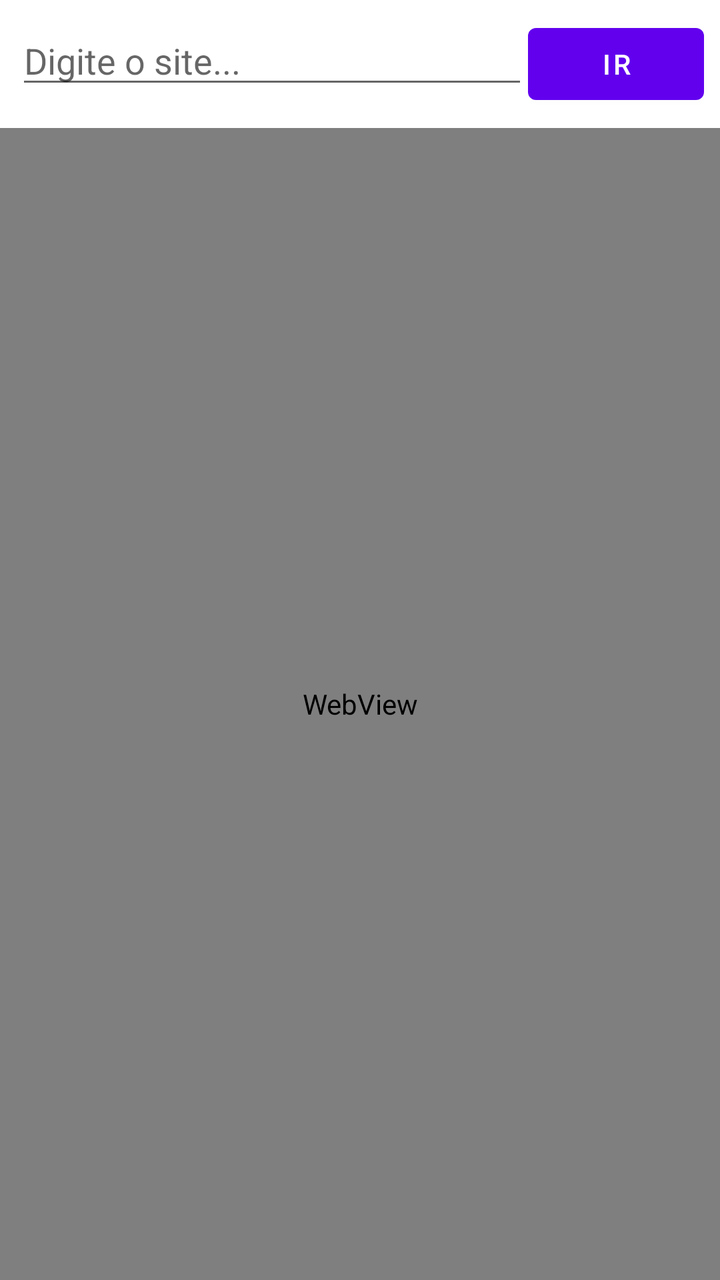
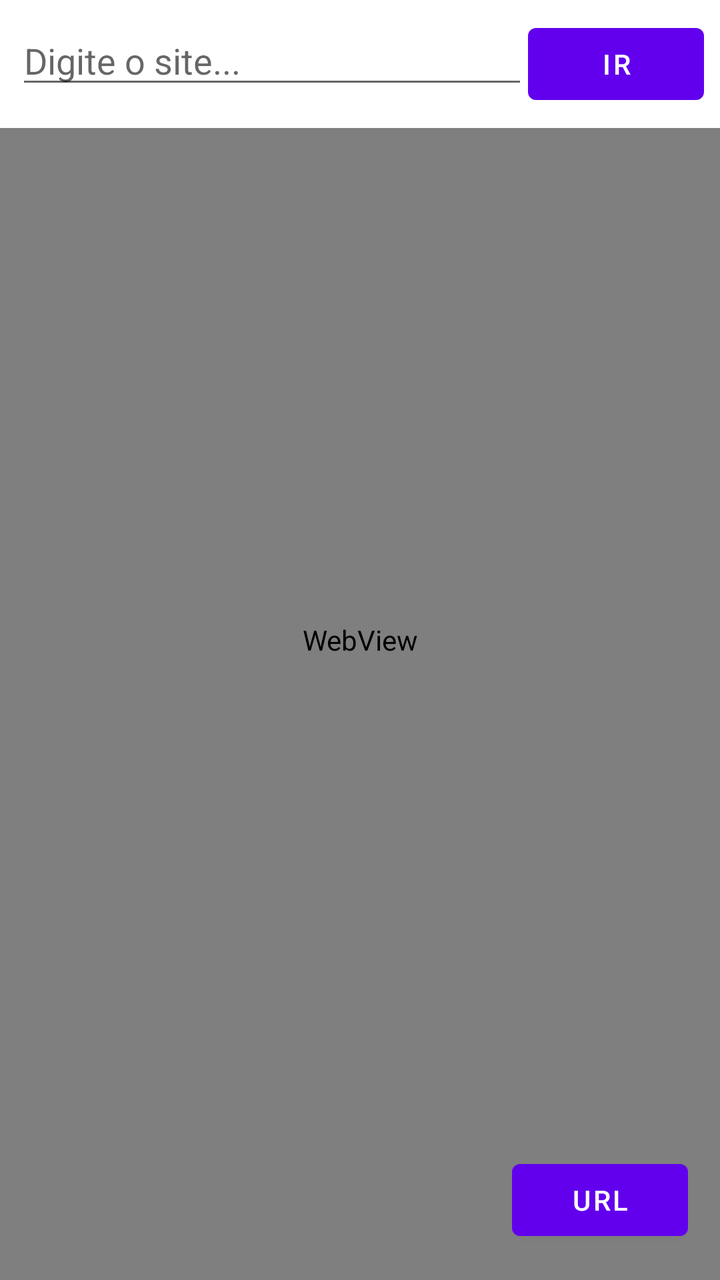

Compare the two renders of this Android layout. The source of the first and the diff that turns it into the second are given below.
<!-- AndroidManifest.xml: application theme Theme.MeuNavegador -->
<!-- res/layout/activity_main.xml -->
<?xml version="1.0" encoding="utf-8"?>
<LinearLayout xmlns:android="http://schemas.android.com/apk/res/android"
    android:layout_width="match_parent"
    android:layout_height="match_parent"
    android:orientation="vertical">

    <LinearLayout
        android:layout_width="match_parent"
        android:layout_height="wrap_content"
        android:orientation="horizontal"
        android:padding="8dp">

        <EditText
            android:id="@+id/etUrl"
            android:layout_width="0dp"
            android:layout_height="wrap_content"
            android:layout_weight="1"
            android:hint="Digite o site..."/>

        <Button
            android:id="@+id/btnIr"
            android:layout_width="wrap_content"
            android:layout_height="wrap_content"
            android:text="Ir"/>

    </LinearLayout>

    <WebView
        android:id="@+id/webView"
        android:layout_width="match_parent"
        android:layout_height="match_parent"/>

</LinearLayout>
<!-- resources referenced by this layout -->
<resources>
  <style name="Theme.MeuNavegador" parent="Theme.MaterialComponents.DayNight.NoActionBar" />
</resources>

<!-- the commit's change to res/layout/activity_main.xml (unified diff, before → after) -->
@@ -1,14 +1,20 @@
 <?xml version="1.0" encoding="utf-8"?>
-<LinearLayout xmlns:android="http://schemas.android.com/apk/res/android"
+<FrameLayout xmlns:android="http://schemas.android.com/apk/res/android"
     android:layout_width="match_parent"
-    android:layout_height="match_parent"
-    android:orientation="vertical">
+    android:layout_height="match_parent">
+
+    <WebView
+        android:id="@+id/webView"
+        android:layout_width="match_parent"
+        android:layout_height="match_parent"/>
 
     <LinearLayout
+        android:id="@+id/barraTopo"
         android:layout_width="match_parent"
         android:layout_height="wrap_content"
         android:orientation="horizontal"
-        android:padding="8dp">
+        android:padding="8dp"
+        android:background="#FFFFFF">
 
         <EditText
             android:id="@+id/etUrl"
@@ -25,9 +31,12 @@
 
     </LinearLayout>
 
-    <WebView
-        android:id="@+id/webView"
-        android:layout_width="match_parent"
-        android:layout_height="match_parent"/>
+    <Button
+        android:id="@+id/btnMostrarBarra"
+        android:layout_width="wrap_content"
+        android:layout_height="wrap_content"
+        android:layout_gravity="bottom|end"
+        android:layout_margin="16dp"
+        android:text="URL"/>
 
-</LinearLayout>
+</FrameLayout>
